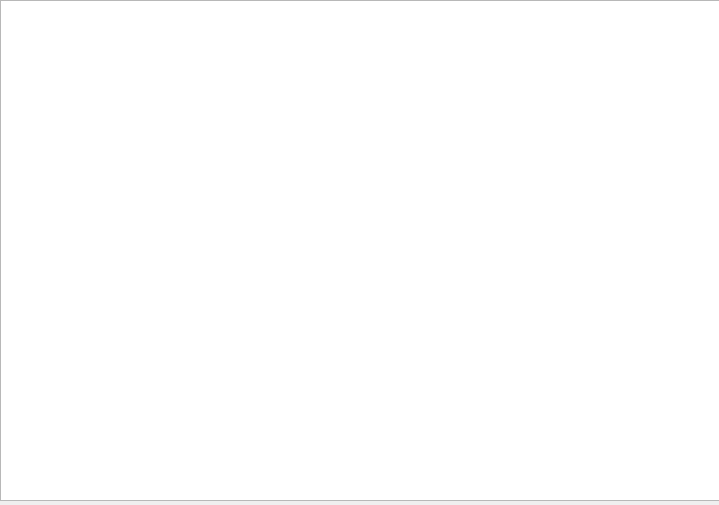
The window that Final-Project-experimental/FinalProject/FinalProject/board.ui (Jcrasto/Final-Project) describes before a commit, drawn with Qt 5.
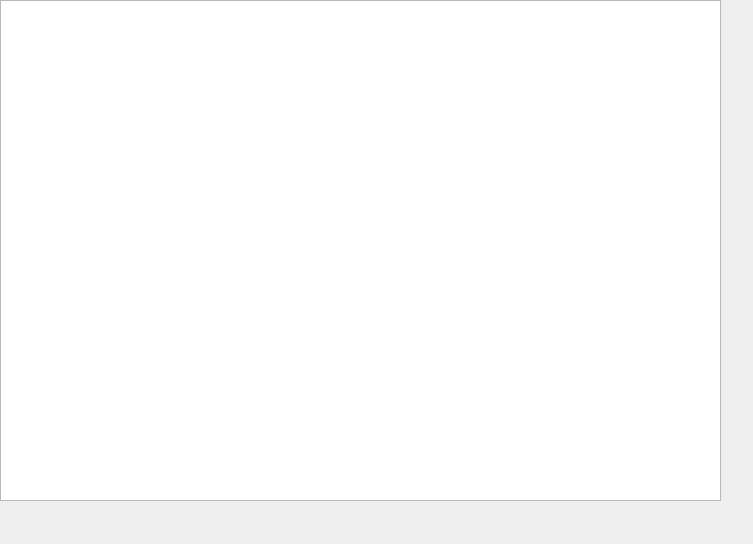
The same window after the commit.

Patch:
```diff
--- a/Final-Project-experimental/FinalProject/FinalProject/board.ui
+++ b/Final-Project-experimental/FinalProject/FinalProject/board.ui
@@ -6,8 +6,8 @@
    <rect>
     <x>0</x>
     <y>0</y>
-    <width>719</width>
-    <height>505</height>
+    <width>753</width>
+    <height>544</height>
    </rect>
   </property>
   <property name="windowTitle">
```
